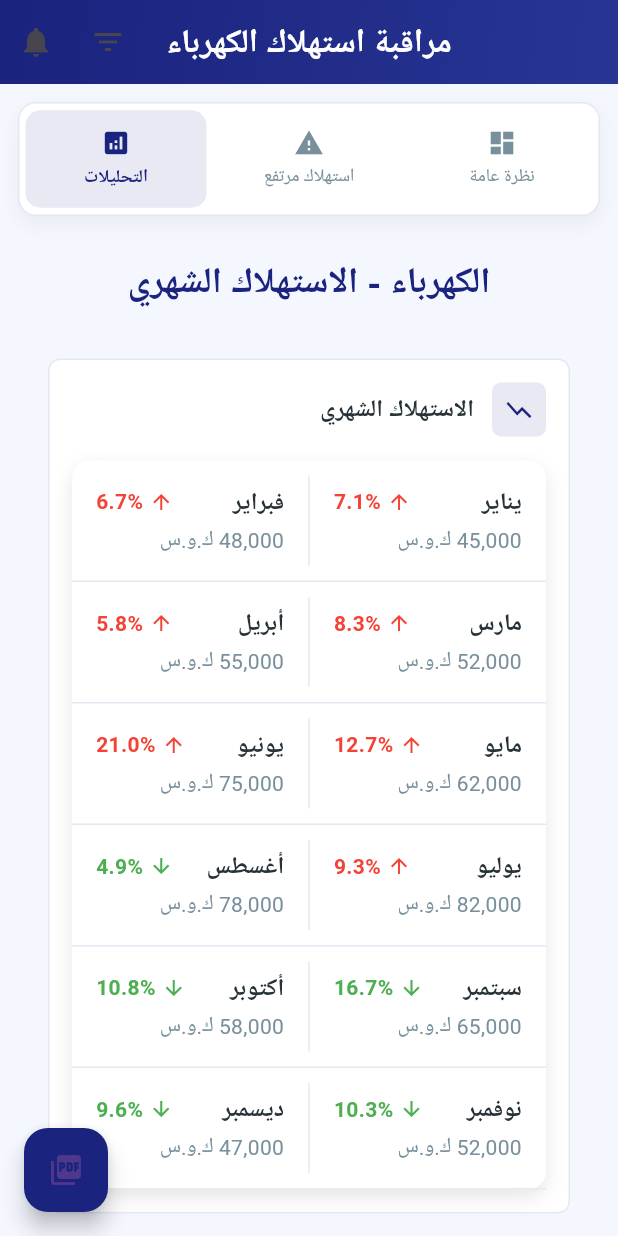
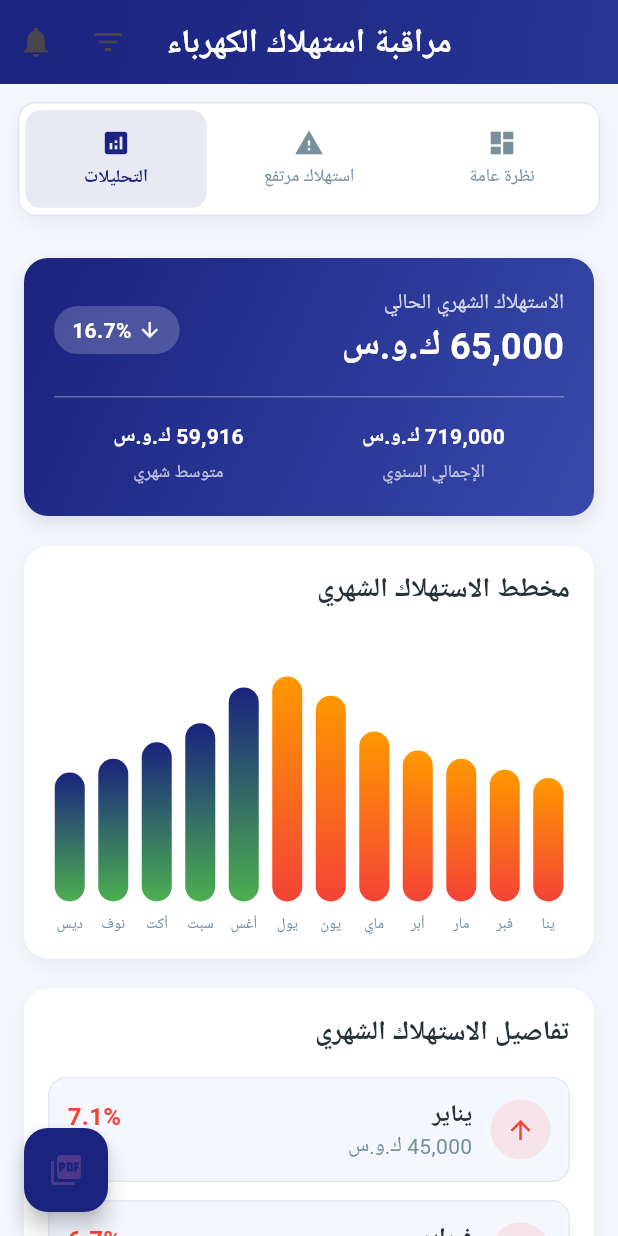
Before and after one commit to acuuiq/ASA, a Flutter app: the ConsumptionMonitoringOfficerScreen screen opened directly, after a tap on "استهلاك مرتفع", after a tap on "التحليلات", on a phone screen of 412 x 824 dp. Run offline on Flutter 3.47's test engine with Material 3 defaults, Android fonts, the phone set to English and light mode, and no system bars; our stand-ins replace cloud_firestore, firebase_core, fl_chart, flutter_rating_bar, flutter_svg, image_picker and 3 more; accounts and stored records are empty; Roboto replaces fonts that are missing (Tajawal).

Commit message:
وصف التغييرات قبل المزامنة

```diff
--- a/lib/screens/employee/employee_electricity/consumption_monitoring_officer_electrity.dart
+++ b/lib/screens/employee/employee_electricity/consumption_monitoring_officer_electrity.dart
@@ -671,111 +671,39 @@ class ConsumptionMonitoringOfficerScreenState
       child: Column(
         crossAxisAlignment: CrossAxisAlignment.start,
         children: [
-          // عنوان الصفحة
-          Center(
-            child: Text(
-              'الكهرباء - الاستهلاك الشهري',
-              style: TextStyle(
-                fontSize: 24,
-                fontWeight: FontWeight.bold,
-                color: _primaryColor,
-              ),
-            ),
-          ),
+          // بطاقة الإحصائيات الرئيسية
+          _buildMainStatsCard(totalConsumption),
           const SizedBox(height: 20),
 
-          // تصميم جديد للاستهلاك الشهري مشابه لتصميم المواطن
-          _buildMonthlyConsumptionCard(),
+          // مخطط الاستهلاك الشهري
+          _buildMonthlyChart(),
           const SizedBox(height: 20),
 
-          // الخط الفاصل
-          Divider(color: _borderColor, thickness: 1, height: 1),
-          const SizedBox(height: 20),
-
-          // ملخص الاستهلاك السنوي
-          Center(
-            child: Column(
-              children: [
-                Text(
-                  'ملخص الاستهلاك السنوي',
-                  style: TextStyle(
-                    fontSize: 18,
-                    fontWeight: FontWeight.bold,
-                    color: _textColor,
-                  ),
-                ),
-                const SizedBox(height: 8),
-                Text(
-                  'إجمالي الاستهلاك',
-                  style: TextStyle(fontSize: 16, color: _textSecondaryColor),
-                ),
-                const SizedBox(height: 4),
-                Text(
-                  '${NumberFormat('#,###').format(totalConsumption)} ك.و.س',
-                  style: TextStyle(
-                    fontSize: 24,
-                    fontWeight: FontWeight.bold,
-                    color: _primaryColor,
-                  ),
-                ),
-              ],
-            ),
-          ),
+          // قائمة التفاصيل الشهرية
+          _buildMonthlyDetailsList(),
         ],
       ),
     );
   }
 
-  // تصميم جديد للاستهلاك الشهري مشابه لتصميم المواطن
-  Widget _buildMonthlyConsumptionCard() {
-    return Card(
-      elevation: 0,
-      margin: const EdgeInsets.symmetric(horizontal: 16, vertical: 12),
-      shape: RoundedRectangleBorder(
-        borderRadius: BorderRadius.circular(8),
-        side: BorderSide(color: _borderColor, width: 1),
+  Widget _buildMainStatsCard(int totalConsumption) {
+    final currentMonth = DateTime.now().month - 1;
+    final currentMonthData = _monthlyConsumptionData[currentMonth];
+    final isIncrease = currentMonthData['trend'] == 'up';
+    final change = isIncrease
+        ? currentMonthData['consumption'] - currentMonthData['previous']
+        : currentMonthData['previous'] - currentMonthData['consumption'];
+    final changePercent = (change / currentMonthData['previous'] * 100)
+        .toStringAsFixed(1);
+
+    return Container(
+      decoration: BoxDecoration(
+        gradient: LinearGradient(
+          colors: [_primaryColor, _secondaryColor],
+          begin: Alignment.topLeft,
+          end: Alignment.bottomRight,
         ),
-      child: Container(
-        decoration: BoxDecoration(
-          borderRadius: BorderRadius.circular(8),
-          color: _cardColor,
-        ),
-        child: Padding(
-          padding: const EdgeInsets.all(16),
-          child: Column(
-            crossAxisAlignment: CrossAxisAlignment.start,
-            children: [
-              Row(
-                children: [
-                  Container(
-                    padding: const EdgeInsets.all(8),
-                    decoration: BoxDecoration(
-                      color: _primaryColor.withOpacity(0.1),
-                      borderRadius: BorderRadius.circular(6),
-                    ),
-                    child: Icon(
-                      Icons.show_chart,
-                      color: _primaryColor,
-                      size: 20,
-                    ),
-                  ),
-                  const SizedBox(width: 12),
-                  Text(
-                    'الاستهلاك الشهري',
-                    style: TextStyle(
-                      fontSize: 16,
-                      fontWeight: FontWeight.bold,
-                      color: _textColor,
-                    ),
-                  ),
-                ],
-              ),
-              const SizedBox(height: 16),
-              // قائمة الأشهر
-              Container(
-                decoration: BoxDecoration(
-                  color: _cardColor,
-                  borderRadius: BorderRadius.circular(12),
+        borderRadius: BorderRadius.circular(16),
         boxShadow: [
           BoxShadow(
             color: Colors.black.withOpacity(0.1),
@@ -784,69 +712,260 @@ class ConsumptionMonitoringOfficerScreenState
           ),
         ],
       ),
+      child: Padding(
+        padding: const EdgeInsets.all(20),
         child: Column(
           children: [
-                    for (int i = 0; i < _monthlyConsumptionData.length; i += 2)
-                      if (i + 1 < _monthlyConsumptionData.length)
-                        _buildMonthPair(
-                          _monthlyConsumptionData[i],
-                          _monthlyConsumptionData[i + 1],
-                        )
-                      else
-                        _buildSingleMonth(_monthlyConsumptionData[i]),
+            Row(
+              mainAxisAlignment: MainAxisAlignment.spaceBetween,
+              children: [
+                Column(
+                  crossAxisAlignment: CrossAxisAlignment.start,
+                  children: [
+                    Text(
+                      'الاستهلاك الشهري الحالي',
+                      style: TextStyle(
+                        fontSize: 14,
+                        color: Colors.white.withOpacity(0.8),
+                      ),
+                    ),
+                    Text(
+                      '${NumberFormat('#,###').format(currentMonthData['consumption'])} ك.و.س',
+                      style: const TextStyle(
+                        fontSize: 24,
+                        fontWeight: FontWeight.bold,
+                        color: Colors.white,
+                      ),
+                    ),
+                  ],
+                ),
+                Container(
+                  padding: const EdgeInsets.symmetric(
+                    horizontal: 12,
+                    vertical: 6,
+                  ),
+                  decoration: BoxDecoration(
+                    color: Colors.white.withOpacity(0.2),
+                    borderRadius: BorderRadius.circular(20),
+                  ),
+                  child: Row(
+                    children: [
+                      Icon(
+                        isIncrease ? Icons.arrow_upward : Icons.arrow_downward,
+                        size: 16,
+                        color: Colors.white,
+                      ),
+                      const SizedBox(width: 4),
+                      Text(
+                        '$changePercent%',
+                        style: const TextStyle(
+                          fontSize: 14,
+                          fontWeight: FontWeight.bold,
+                          color: Colors.white,
+                        ),
+                      ),
                     ],
                   ),
                 ),
               ],
             ),
+            const SizedBox(height: 16),
+            Divider(color: Colors.white.withOpacity(0.3), height: 1),
+            const SizedBox(height: 16),
+            Row(
+              mainAxisAlignment: MainAxisAlignment.spaceAround,
+              children: [
+                _buildStatItem(
+                  'الإجمالي السنوي',
+                  '${NumberFormat('#,###').format(totalConsumption)} ك.و.س',
+                ),
+                _buildStatItem(
+                  'متوسط شهري',
+                  '${NumberFormat('#,###').format(totalConsumption ~/ 12)} ك.و.س',
+                ),
+              ],
+            ),
+          ],
         ),
       ),
     );
   }
 
-  Widget _buildMonthPair(
-    Map<String, dynamic> month1,
-    Map<String, dynamic> month2,
-  ) {
+  Widget _buildStatItem(String label, String value) {
+    return Column(
+      children: [
+        Text(
+          value,
+          style: const TextStyle(
+            fontSize: 14,
+            fontWeight: FontWeight.bold,
+            color: Colors.white,
+          ),
+        ),
+        const SizedBox(height: 4),
+        Text(
+          label,
+          style: TextStyle(fontSize: 12, color: Colors.white.withOpacity(0.7)),
+        ),
+      ],
+    );
+  }
+
+  Widget _buildMonthlyChart() {
+    final maxConsumption = _monthlyConsumptionData.fold<int>(
+      0,
+      (max, item) => item['consumption'] > max ? item['consumption'] : max,
+    );
+
     return Container(
       decoration: BoxDecoration(
-        border: Border(bottom: BorderSide(color: _borderColor, width: 1)),
+        color: _cardColor,
+        borderRadius: BorderRadius.circular(16),
+        boxShadow: [
+          BoxShadow(
+            color: Colors.black.withOpacity(0.05),
+            blurRadius: 10,
+            offset: const Offset(0, 5),
           ),
+        ],
+      ),
+      child: Padding(
+        padding: const EdgeInsets.all(16),
+        child: Column(
+          crossAxisAlignment: CrossAxisAlignment.start,
+          children: [
+            Text(
+              'مخطط الاستهلاك الشهري',
+              style: TextStyle(
+                fontSize: 18,
+                fontWeight: FontWeight.bold,
+                color: _textColor,
+              ),
+            ),
+            const SizedBox(height: 16),
+            SizedBox(
+              height: 200,
               child: Row(
+                crossAxisAlignment: CrossAxisAlignment.end,
+                mainAxisAlignment: MainAxisAlignment.spaceAround,
+                children: _monthlyConsumptionData.map((monthData) {
+                  final height =
+                      (monthData['consumption'] / maxConsumption) * 150;
+                  final isIncrease = monthData['trend'] == 'up';
+
+                  return Column(
+                    mainAxisAlignment: MainAxisAlignment.end,
                     children: [
-          Expanded(child: _buildMonthItem(month1)),
-          Container(width: 1, height: 60, color: _borderColor),
-          Expanded(child: _buildMonthItem(month2)),
+                      Tooltip(
+                        message:
+                            '${monthData['month']}: ${NumberFormat('#,###').format(monthData['consumption'])} ك.و.س',
+                        child: Container(
+                          width: 20,
+                          height: height,
+                          decoration: BoxDecoration(
+                            gradient: LinearGradient(
+                              colors: isIncrease
+                                  ? [_errorColor, _warningColor]
+                                  : [_successColor, _primaryColor],
+                              begin: Alignment.bottomCenter,
+                              end: Alignment.topCenter,
+                            ),
+                            borderRadius: BorderRadius.circular(10),
+                          ),
+                        ),
+                      ),
+                      const SizedBox(height: 8),
+                      Text(
+                        monthData['month'].substring(0, 3),
+                        style: TextStyle(
+                          fontSize: 10,
+                          color: _textSecondaryColor,
+                        ),
+                      ),
                     ],
+                  );
+                }).toList(),
+              ),
+            ),
+          ],
+        ),
       ),
     );
   }
 
-  Widget _buildSingleMonth(Map<String, dynamic> month) {
+  Widget _buildMonthlyDetailsList() {
     return Container(
       decoration: BoxDecoration(
-        border: Border(bottom: BorderSide(color: _borderColor, width: 1)),
+        color: _cardColor,
+        borderRadius: BorderRadius.circular(16),
+        boxShadow: [
+          BoxShadow(
+            color: Colors.black.withOpacity(0.05),
+            blurRadius: 10,
+            offset: const Offset(0, 5),
           ),
-      child: _buildMonthItem(month),
+        ],
+      ),
+      child: Padding(
+        padding: const EdgeInsets.all(16),
+        child: Column(
+          crossAxisAlignment: CrossAxisAlignment.start,
+          children: [
+            Text(
+              'تفاصيل الاستهلاك الشهري',
+              style: TextStyle(
+                fontSize: 18,
+                fontWeight: FontWeight.bold,
+                color: _textColor,
+              ),
+            ),
+            const SizedBox(height: 16),
+            ..._monthlyConsumptionData
+                .map((monthData) => _buildMonthListItem(monthData))
+                .toList(),
+          ],
+        ),
+      ),
     );
   }
 
-  Widget _buildMonthItem(Map<String, dynamic> monthData) {
+  Widget _buildMonthListItem(Map<String, dynamic> monthData) {
     final isIncrease = monthData['trend'] == 'up';
     final change = isIncrease
         ? monthData['consumption'] - monthData['previous']
         : monthData['previous'] - monthData['consumption'];
-
     final changePercent = (change / monthData['previous'] * 100)
         .toStringAsFixed(1);
 
-    return Padding(
-      padding: const EdgeInsets.all(16),
+    return Container(
+      margin: const EdgeInsets.only(bottom: 12),
+      padding: const EdgeInsets.all(12),
+      decoration: BoxDecoration(
+        color: _backgroundColor,
+        borderRadius: BorderRadius.circular(12),
+        border: Border.all(color: _borderColor),
+      ),
+      child: Row(
+        children: [
+          Container(
+            width: 40,
+            height: 40,
+            decoration: BoxDecoration(
+              color: isIncrease
+                  ? _errorColor.withOpacity(0.1)
+                  : _successColor.withOpacity(0.1),
+              shape: BoxShape.circle,
+            ),
+            child: Icon(
+              isIncrease ? Icons.arrow_upward : Icons.arrow_downward,
+              color: isIncrease ? _errorColor : _successColor,
+              size: 20,
+            ),
+          ),
+          const SizedBox(width: 12),
+          Expanded(
             child: Column(
               crossAxisAlignment: CrossAxisAlignment.start,
-        children: [
-          Row(
-            mainAxisAlignment: MainAxisAlignment.spaceBetween,
               children: [
                 Text(
                   monthData['month'],
@@ -856,30 +975,29 @@ class ConsumptionMonitoringOfficerScreenState
                     color: _textColor,
                   ),
                 ),
-              Row(
+                Text(
+                  '${NumberFormat('#,###').format(monthData['consumption'])} ك.و.س',
+                  style: TextStyle(fontSize: 14, color: _textSecondaryColor),
+                ),
+              ],
+            ),
+          ),
+          Column(
+            crossAxisAlignment: CrossAxisAlignment.end,
             children: [
-                  Icon(
-                    isIncrease ? Icons.arrow_upward : Icons.arrow_downward,
-                    size: 16,
-                    color: isIncrease ? _errorColor : _successColor,
-                  ),
-                  const SizedBox(width: 4),
               Text(
                 '$changePercent%',
                 style: TextStyle(
-                      fontSize: 14,
+                  fontSize: 16,
+                  fontWeight: FontWeight.bold,
                   color: isIncrease ? _errorColor : _successColor,
-                      fontWeight: FontWeight.bold,
                 ),
               ),
-                ],
+              Text(
+                isIncrease ? 'زيادة' : 'انخفاض',
+                style: TextStyle(fontSize: 12, color: _textSecondaryColor),
               ),
             ],
-          ),
-          const SizedBox(height: 4),
-          Text(
-            '${NumberFormat('#,###').format(monthData['consumption'])} ك.و.س',
-            style: TextStyle(fontSize: 14, color: _textSecondaryColor),
           ),
         ],
       ),
```
Lines whose indentation alone changed are shown as unchanged.
